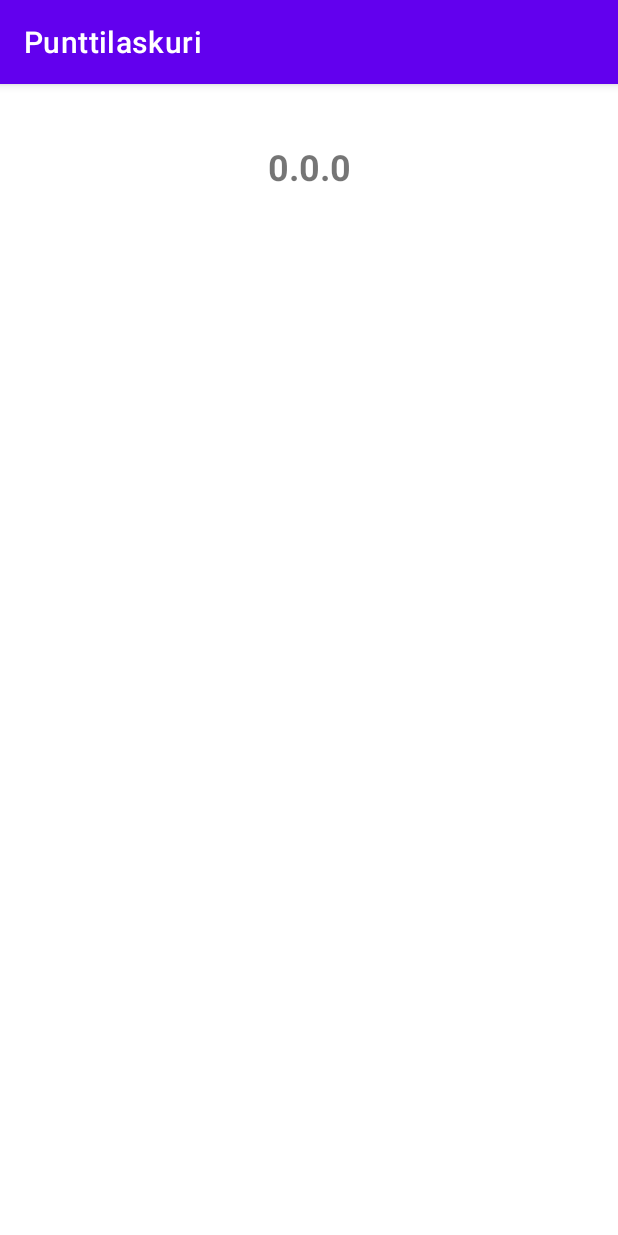
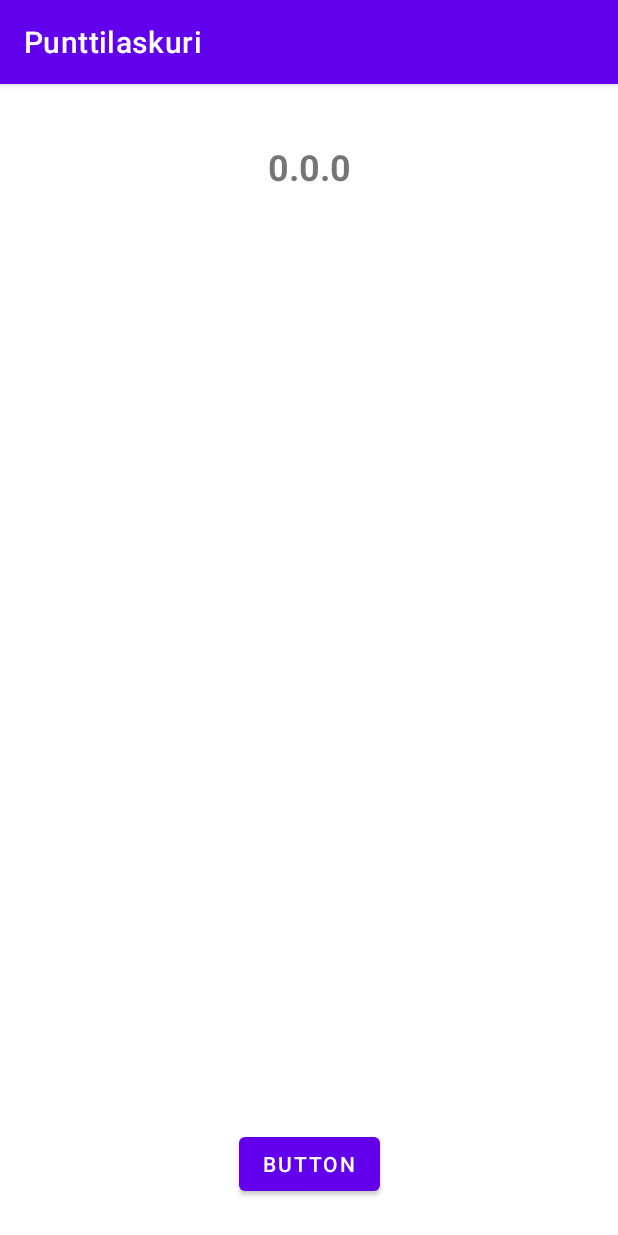
Before and after one commit to MikhailDeriabin/Punttilaskuri, an Android app: the DayActivity screen opened directly, with no data from a screen before it, on a phone screen of 412 x 824 dp. Run offline under Robolectric (Android 15) with nearby library versions, the phone set to English and light mode, and no system bars; 3 statements that could not run were skipped.

Commit message:
Github test

```diff
--- a/app/src/main/res/layout/activity_day.xml
+++ b/app/src/main/res/layout/activity_day.xml
@@ -23,4 +23,14 @@
         app:layout_constraintStart_toStartOf="parent"
         app:layout_constraintTop_toTopOf="@+id/guideline6" />
 
+    <Button
+        android:id="@+id/button"
+        android:layout_width="wrap_content"
+        android:layout_height="wrap_content"
+        android:layout_marginBottom="24dp"
+        android:text="Button"
+        app:layout_constraintBottom_toBottomOf="parent"
+        app:layout_constraintEnd_toEndOf="parent"
+        app:layout_constraintStart_toStartOf="parent" />
+
 </androidx.constraintlayout.widget.ConstraintLayout>
```
